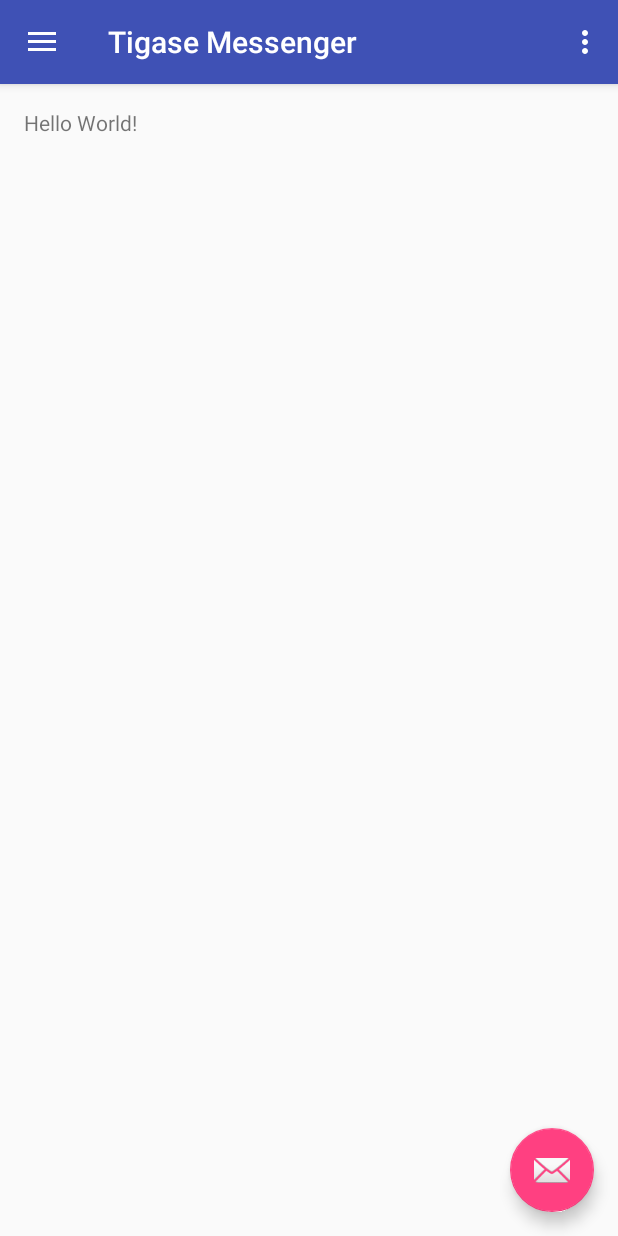
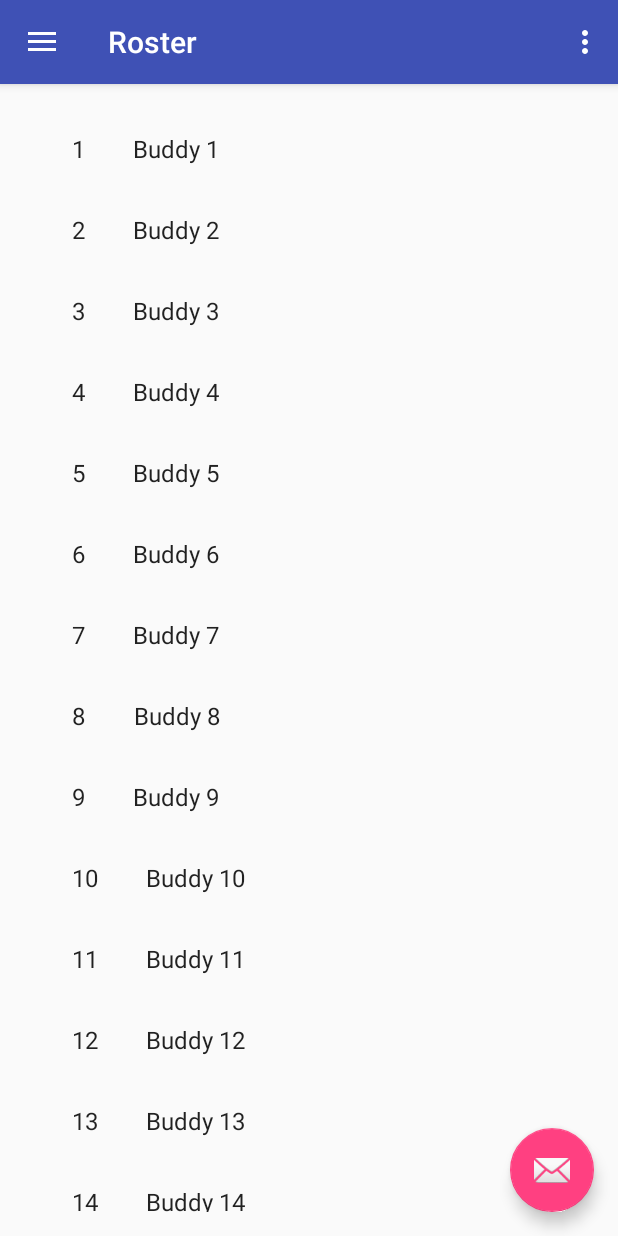
Before and after one commit to tigase/stork, an Android app: the screen it shows after launch (MainActivity), after a tap on "Roster", on a phone screen of 412 x 824 dp. Run offline under Robolectric (Android 15) with nearby library versions, the phone set to English and light mode, and no system bars; 1 other tap on this screen came first.

Commit message:
add Roster Fragment with dummy content provider

```diff
--- a/app/build.gradle
+++ b/app/build.gradle
@@ -24,4 +24,6 @@ dependencies {
     testCompile 'junit:junit:4.12'
     compile 'com.android.support:appcompat-v7:23.2.0'
     compile 'com.android.support:design:23.2.0'
+    compile 'com.android.support:support-v4:23.2.0'
+    compile 'com.android.support:recyclerview-v7:23.2.0'
 }
--- a/app/src/main/java/org/tigase/messenger/phone/pro/MainActivity.java
+++ b/app/src/main/java/org/tigase/messenger/phone/pro/MainActivity.java
@@ -3,6 +3,7 @@ package org.tigase.messenger.phone.pro;
 import android.os.Bundle;
 import android.support.design.widget.FloatingActionButton;
 import android.support.design.widget.Snackbar;
+import android.support.v4.app.FragmentManager;
 import android.view.View;
 import android.support.design.widget.NavigationView;
 import android.support.v4.view.GravityCompat;
@@ -13,8 +14,10 @@ import android.support.v7.widget.Toolbar;
 import android.view.Menu;
 import android.view.MenuItem;
 
+import org.tigase.messenger.phone.pro.dummy.RosterDummyContent;
+
 public class MainActivity extends AppCompatActivity
-        implements NavigationView.OnNavigationItemSelectedListener {
+        implements NavigationView.OnNavigationItemSelectedListener, RosterItemFragment.OnListFragmentInteractionListener {
 
     @Override
     protected void onCreate(Bundle savedInstanceState) {
@@ -76,13 +79,15 @@ public class MainActivity extends AppCompatActivity
 
     @SuppressWarnings("StatementWithEmptyBody")
     @Override
-    public boolean onNavigationItemSelected(MenuItem item) {
+    public boolean onNavigationItemSelected(MenuItem menuItem) {
         // Handle navigation view item clicks here.
-        int id = item.getItemId();
+        int id = menuItem.getItemId();
 
         if (id == R.id.nav_about) {
             // Handle the camera action
         } else if (id == R.id.nav_roster) {
+            FragmentManager fragmentManager = getSupportFragmentManager();
+            fragmentManager.beginTransaction().replace(R.id.flContent, new RosterItemFragment()).commit();
 
         } else if (id == R.id.nav_chats) {
 
@@ -92,8 +97,15 @@ public class MainActivity extends AppCompatActivity
 
         }
 
+        setTitle(menuItem.getTitle());
+
         DrawerLayout drawer = (DrawerLayout) findViewById(R.id.drawer_layout);
         drawer.closeDrawer(GravityCompat.START);
         return true;
     }
+
+    @Override
+    public void onListFragmentInteraction(RosterDummyContent.DummyItem item) {
+
+    }
 }
--- /dev/null
+++ b/app/src/main/java/org/tigase/messenger/phone/pro/MyRosterItemRecyclerViewAdapter.java
@@ -0,0 +1,77 @@
+package org.tigase.messenger.phone.pro;
+
+import android.support.v7.widget.RecyclerView;
+import android.view.LayoutInflater;
+import android.view.View;
+import android.view.ViewGroup;
+import android.widget.TextView;
+
+import org.tigase.messenger.phone.pro.RosterItemFragment.OnListFragmentInteractionListener;
+import org.tigase.messenger.phone.pro.dummy.RosterDummyContent.DummyItem;
+
+import java.util.List;
+
+/**
+ * {@link RecyclerView.Adapter} that can display a {@link DummyItem} and makes a call to the
+ * specified {@link OnListFragmentInteractionListener}.
+ * TODO: Replace the implementation with code for your data type.
+ */
+public class MyRosterItemRecyclerViewAdapter extends RecyclerView.Adapter<MyRosterItemRecyclerViewAdapter.ViewHolder> {
+
+    private final List<DummyItem> mValues;
+    private final OnListFragmentInteractionListener mListener;
+
+    public MyRosterItemRecyclerViewAdapter(List<DummyItem> items, OnListFragmentInteractionListener listener) {
+        mValues = items;
+        mListener = listener;
+    }
+
+    @Override
+    public ViewHolder onCreateViewHolder(ViewGroup parent, int viewType) {
+        View view = LayoutInflater.from(parent.getContext())
+                .inflate(R.layout.fragment_rosteritem, parent, false);
+        return new ViewHolder(view);
+    }
+
+    @Override
+    public void onBindViewHolder(final ViewHolder holder, int position) {
+        holder.mItem = mValues.get(position);
+        holder.mIdView.setText(mValues.get(position).id);
+        holder.mContentView.setText(mValues.get(position).content);
+
+        holder.mView.setOnClickListener(new View.OnClickListener() {
+            @Override
+            public void onClick(View v) {
+                if (null != mListener) {
+                    // Notify the active callbacks interface (the activity, if the
+                    // fragment is attached to one) that an item has been selected.
+                    mListener.onListFragmentInteraction(holder.mItem);
+                }
+            }
+        });
+    }
+
+    @Override
+    public int getItemCount() {
+        return mValues.size();
+    }
+
+    public class ViewHolder extends RecyclerView.ViewHolder {
+        public final View mView;
+        public final TextView mIdView;
+        public final TextView mContentView;
+        public DummyItem mItem;
+
+        public ViewHolder(View view) {
+            super(view);
+            mView = view;
+            mIdView = (TextView) view.findViewById(R.id.id);
+            mContentView = (TextView) view.findViewById(R.id.content);
+        }
+
+        @Override
+        public String toString() {
+            return super.toString() + " '" + mContentView.getText() + "'";
+        }
+    }
+}
--- /dev/null
+++ b/app/src/main/java/org/tigase/messenger/phone/pro/RosterItemFragment.java
@@ -0,0 +1,107 @@
+package org.tigase.messenger.phone.pro;
+
+import android.content.Context;
+import android.os.Bundle;
+import android.support.v4.app.Fragment;
+import android.support.v7.widget.GridLayoutManager;
+import android.support.v7.widget.LinearLayoutManager;
+import android.support.v7.widget.RecyclerView;
+import android.view.LayoutInflater;
+import android.view.View;
+import android.view.ViewGroup;
+
+import org.tigase.messenger.phone.pro.dummy.RosterDummyContent;
+import org.tigase.messenger.phone.pro.dummy.RosterDummyContent.DummyItem;
+
+/**
+ * A fragment representing a list of Items.
+ * <p/>
+ * Activities containing this fragment MUST implement the {@link OnListFragmentInteractionListener}
+ * interface.
+ */
+public class RosterItemFragment extends Fragment {
+
+    // TODO: Customize parameter argument names
+    private static final String ARG_COLUMN_COUNT = "column-count";
+    // TODO: Customize parameters
+    private int mColumnCount = 1;
+    private OnListFragmentInteractionListener mListener;
+
+    /**
+     * Mandatory empty constructor for the fragment manager to instantiate the
+     * fragment (e.g. upon screen orientation changes).
+     */
+    public RosterItemFragment() {
+    }
+
+    // TODO: Customize parameter initialization
+    @SuppressWarnings("unused")
+    public static RosterItemFragment newInstance(int columnCount) {
+        RosterItemFragment fragment = new RosterItemFragment();
+        Bundle args = new Bundle();
+        args.putInt(ARG_COLUMN_COUNT, columnCount);
+        fragment.setArguments(args);
+        return fragment;
+    }
+
+    @Override
+    public void onCreate(Bundle savedInstanceState) {
+        super.onCreate(savedInstanceState);
+
+        if (getArguments() != null) {
+            mColumnCount = getArguments().getInt(ARG_COLUMN_COUNT);
+        }
+    }
+
+    @Override
+    public View onCreateView(LayoutInflater inflater, ViewGroup container,
+                             Bundle savedInstanceState) {
+        View view = inflater.inflate(R.layout.fragment_rosteritem_list, container, false);
+
+        // Set the adapter
+        if (view instanceof RecyclerView) {
+            Context context = view.getContext();
+            RecyclerView recyclerView = (RecyclerView) view;
+            if (mColumnCount <= 1) {
+                recyclerView.setLayoutManager(new LinearLayoutManager(context));
+            } else {
+                recyclerView.setLayoutManager(new GridLayoutManager(context, mColumnCount));
+            }
+            recyclerView.setAdapter(new MyRosterItemRecyclerViewAdapter(RosterDummyContent.ITEMS, mListener));
+        }
+        return view;
+    }
+
+
+    @Override
+    public void onAttach(Context context) {
+        super.onAttach(context);
+        if (context instanceof OnListFragmentInteractionListener) {
+            mListener = (OnListFragmentInteractionListener) context;
+        } else {
+            throw new RuntimeException(context.toString()
+                    + " must implement OnListFragmentInteractionListener");
+        }
+    }
+
+    @Override
+    public void onDetach() {
+        super.onDetach();
+        mListener = null;
+    }
+
+    /**
+     * This interface must be implemented by activities that contain this
+     * fragment to allow an interaction in this fragment to be communicated
+     * to the activity and potentially other fragments contained in that
+     * activity.
+     * <p/>
+     * See the Android Training lesson <a href=
+     * "http://developer.android.com/training/basics/fragments/communicating.html"
+     * >Communicating with Other Fragments</a> for more information.
+     */
+    public interface OnListFragmentInteractionListener {
+        // TODO: Update argument type and name
+        void onListFragmentInteraction(DummyItem item);
+    }
+}
--- /dev/null
+++ b/app/src/main/java/org/tigase/messenger/phone/pro/dummy/RosterDummyContent.java
@@ -0,0 +1,72 @@
+package org.tigase.messenger.phone.pro.dummy;
+
+import java.util.ArrayList;
+import java.util.HashMap;
+import java.util.List;
+import java.util.Map;
+
+/**
+ * Helper class for providing sample content for user interfaces created by
+ * Android template wizards.
+ * <p/>
+ * TODO: Replace all uses of this class before publishing your app.
+ */
+public class RosterDummyContent {
+
+    /**
+     * An array of sample (dummy) items.
+     */
+    public static final List<DummyItem> ITEMS = new ArrayList<DummyItem>();
+
+    /**
+     * A map of sample (dummy) items, by ID.
+     */
+    public static final Map<String, DummyItem> ITEM_MAP = new HashMap<String, DummyItem>();
+
+    private static final int COUNT = 25;
+
+    static {
+        // Add some sample items.
+        for (int i = 1; i <= COUNT; i++) {
+            addItem(createDummyItem(i));
+        }
+    }
+
+    private static void addItem(DummyItem item) {
+        ITEMS.add(item);
+        ITEM_MAP.put(item.id, item);
+    }
+
+    private static DummyItem createDummyItem(int position) {
+        return new DummyItem(String.valueOf(position), "Buddy " + position, makeDetails(position));
+    }
+
+    private static String makeDetails(int position) {
+        StringBuilder builder = new StringBuilder();
+        builder.append("Details about Item: ").append(position);
+        for (int i = 0; i < position; i++) {
+            builder.append("\nMore details information here.");
+        }
+        return builder.toString();
+    }
+
+    /**
+     * A dummy item representing a piece of content.
+     */
+    public static class DummyItem {
+        public final String id;
+        public final String content;
+        public final String details;
+
+        public DummyItem(String id, String content, String details) {
+            this.id = id;
+            this.content = content;
+            this.details = details;
+        }
+
+        @Override
+        public String toString() {
+            return content;
+        }
+    }
+}
--- a/app/src/main/res/layout/content_main.xml
+++ b/app/src/main/res/layout/content_main.xml
@@ -12,8 +12,9 @@
     tools:context="org.tigase.messenger.phone.pro.MainActivity"
     tools:showIn="@layout/app_bar_main">
 
-    <TextView
-        android:layout_width="wrap_content"
-        android:layout_height="wrap_content"
-        android:text="Hello World!" />
+    <FrameLayout
+        android:id="@+id/flContent"
+        android:layout_width="match_parent"
+        android:layout_height="match_parent" />
+
 </RelativeLayout>
--- /dev/null
+++ b/app/src/main/res/layout/fragment_rosteritem.xml
@@ -0,0 +1,20 @@
+<?xml version="1.0" encoding="utf-8"?>
+<LinearLayout xmlns:android="http://schemas.android.com/apk/res/android"
+    android:layout_width="wrap_content"
+    android:layout_height="wrap_content"
+    android:orientation="horizontal">
+
+    <TextView
+        android:id="@+id/id"
+        android:layout_width="wrap_content"
+        android:layout_height="wrap_content"
+        android:layout_margin="@dimen/text_margin"
+        android:textAppearance="?attr/textAppearanceListItem" />
+
+    <TextView
+        android:id="@+id/content"
+        android:layout_width="wrap_content"
+        android:layout_height="wrap_content"
+        android:layout_margin="@dimen/text_margin"
+        android:textAppearance="?attr/textAppearanceListItem" />
+</LinearLayout>
--- /dev/null
+++ b/app/src/main/res/layout/fragment_rosteritem_list.xml
@@ -0,0 +1,13 @@
+<?xml version="1.0" encoding="utf-8"?>
+<android.support.v7.widget.RecyclerView xmlns:android="http://schemas.android.com/apk/res/android"
+    xmlns:app="http://schemas.android.com/apk/res-auto"
+    xmlns:tools="http://schemas.android.com/tools"
+    android:id="@+id/list"
+    android:name="org.tigase.messenger.phone.pro.RosterItemFragment"
+    android:layout_width="match_parent"
+    android:layout_height="match_parent"
+    android:layout_marginLeft="16dp"
+    android:layout_marginRight="16dp"
+    app:layoutManager="LinearLayoutManager"
+    tools:context="org.tigase.messenger.phone.pro.RosterItemFragment"
+    tools:listitem="@layout/fragment_rosteritem" />
--- a/app/src/main/res/values/dimens.xml
+++ b/app/src/main/res/values/dimens.xml
@@ -6,4 +6,5 @@
     <dimen name="activity_horizontal_margin">16dp</dimen>
     <dimen name="activity_vertical_margin">16dp</dimen>
     <dimen name="fab_margin">16dp</dimen>
+    <dimen name="text_margin">16dp</dimen>
 </resources>
```
